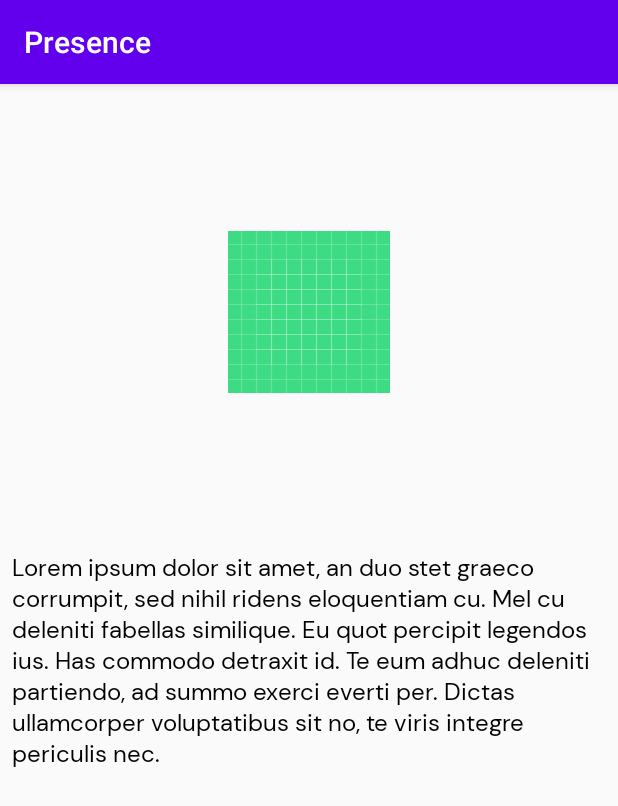
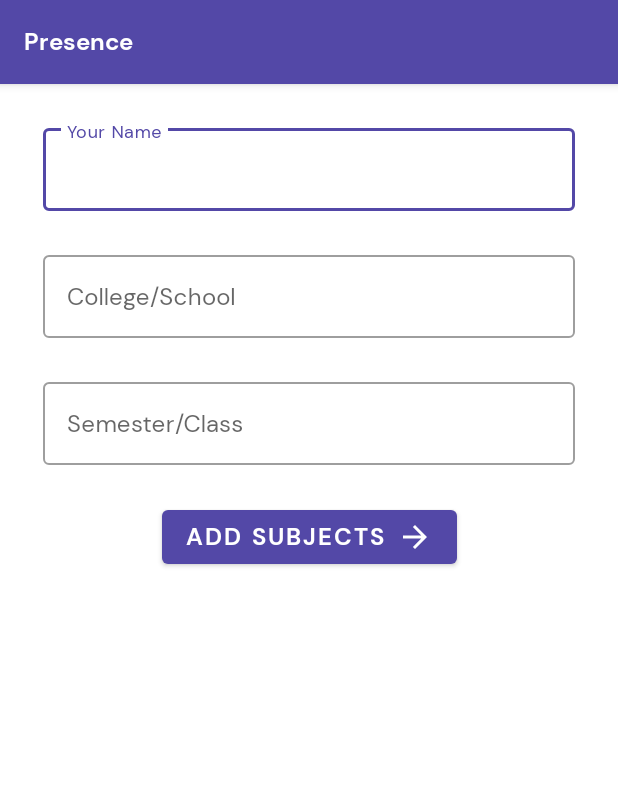
Before and after one commit to pratapnik/Presence, an Android app: the screen it shows after launch (MainActivity before the commit, UserDetailsActivity after it), on a phone screen of 412 x 824 dp. Shown: the top 806 px of the screen. Run offline under Robolectric (Android 15) with nearby library versions, the light colour scheme and no system bars.

Commit message:
Added user details screen

```diff
--- a/app/src/main/AndroidManifest.xml
+++ b/app/src/main/AndroidManifest.xml
@@ -9,7 +9,7 @@
         android:roundIcon="@mipmap/ic_launcher_round"
         android:supportsRtl="true"
         android:theme="@style/AppTheme">
-        <activity android:name=".MainActivity">
+        <activity android:name=".UserDetailsActivity">
             <intent-filter>
                 <action android:name="android.intent.action.MAIN" />
 
--- a/app/src/main/java/com/example/presence/MainActivity.kt
+++ b/app/src/main/java/com/example/presence/UserDetailsActivity.kt
@@ -2,14 +2,11 @@ package com.example.presence
 
 import androidx.appcompat.app.AppCompatActivity
 import android.os.Bundle
-import android.widget.Toast
 
-class MainActivity : AppCompatActivity() {
+class UserDetailsActivity : AppCompatActivity() {
 
     override fun onCreate(savedInstanceState: Bundle?) {
         super.onCreate(savedInstanceState)
-        setContentView(R.layout.activity_main)
-
-        Toast.makeText(this, "Welcome to Presence", Toast.LENGTH_LONG).show()
+        setContentView(R.layout.activity_user_details)
     }
 }
--- /dev/null
+++ b/app/src/main/res/drawable/ic_arrow_forward.xml
@@ -0,0 +1,5 @@
+<vector android:height="24dp" android:tint="#FFFFFF"
+    android:viewportHeight="24.0" android:viewportWidth="24.0"
+    android:width="24dp" xmlns:android="http://schemas.android.com/apk/res/android">
+    <path android:fillColor="#FF000000" android:pathData="M12,4l-1.41,1.41L16.17,11H4v2h12.17l-5.58,5.59L12,20l8,-8z"/>
+</vector>
--- a/app/src/main/res/layout/activity_main.xml
+++ /dev/null
@@ -1,32 +0,0 @@
-<?xml version="1.0" encoding="utf-8"?>
-<androidx.constraintlayout.widget.ConstraintLayout xmlns:android="http://schemas.android.com/apk/res/android"
-    xmlns:app="http://schemas.android.com/apk/res-auto"
-    xmlns:tools="http://schemas.android.com/tools"
-    android:layout_width="match_parent"
-    android:layout_height="match_parent"
-    tools:context=".MainActivity">
-
-    <ImageView
-        android:layout_width="wrap_content"
-        android:layout_height="wrap_content"
-        android:src="@drawable/ic_launcher_background"
-        app:layout_constraintBottom_toTopOf="@id/tvAppTitle"
-        app:layout_constraintEnd_toEndOf="parent"
-        app:layout_constraintStart_toStartOf="parent"
-        app:layout_constraintTop_toTopOf="parent" />
-
-    <TextView
-        android:id="@+id/tvAppTitle"
-        android:layout_width="wrap_content"
-        android:layout_height="wrap_content"
-        android:padding="@dimen/padding_eight_dp"
-        android:textSize="@dimen/text_sixteen_sp"
-        android:textColor="#000000"
-        android:fontFamily="@font/font_regular"
-        android:text="Lorem ipsum dolor sit amet, an duo stet graeco corrumpit, sed nihil ridens eloquentiam cu. Mel cu deleniti fabellas similique. Eu quot percipit legendos ius. Has commodo detraxit id. Te eum adhuc deleniti partiendo, ad summo exerci everti per. Dictas ullamcorper voluptatibus sit no, te viris integre periculis nec."
-        app:layout_constraintBottom_toBottomOf="parent"
-        app:layout_constraintLeft_toLeftOf="parent"
-        app:layout_constraintRight_toRightOf="parent"
-        app:layout_constraintTop_toTopOf="parent" />
-
-</androidx.constraintlayout.widget.ConstraintLayout>
--- /dev/null
+++ b/app/src/main/res/layout/activity_user_details.xml
@@ -0,0 +1,102 @@
+<?xml version="1.0" encoding="utf-8"?>
+<androidx.constraintlayout.widget.ConstraintLayout xmlns:android="http://schemas.android.com/apk/res/android"
+    xmlns:app="http://schemas.android.com/apk/res-auto"
+    xmlns:tools="http://schemas.android.com/tools"
+    android:layout_width="match_parent"
+    android:layout_height="match_parent"
+    android:background="#FFFFFF"
+    tools:context=".UserDetailsActivity">
+
+    <androidx.constraintlayout.widget.Guideline
+        android:id="@+id/glVerticalLeft"
+        android:layout_width="wrap_content"
+        android:layout_height="wrap_content"
+        android:orientation="vertical"
+        app:layout_constraintGuide_percent="0.07"
+        />
+
+    <androidx.constraintlayout.widget.Guideline
+        android:id="@+id/glVerticalRight"
+        android:layout_width="wrap_content"
+        android:layout_height="wrap_content"
+        android:orientation="vertical"
+        app:layout_constraintGuide_percent="0.93"
+        />
+
+    <com.google.android.material.textfield.TextInputLayout
+        android:id="@+id/otfUserName"
+        android:layout_width="0dp"
+        android:layout_height="wrap_content"
+        android:hint="@string/label_your_name_hint"
+        android:layout_marginTop="@dimen/margin_twenty_four_dp"
+        app:layout_constraintStart_toStartOf="@id/glVerticalLeft"
+        app:layout_constraintEnd_toStartOf="@id/glVerticalRight"
+        app:layout_constraintTop_toTopOf="parent"
+        app:layout_constraintBottom_toTopOf="@id/otfInstitutionName"
+        style="@style/Widget.MaterialComponents.TextInputLayout.OutlinedBox">
+
+        <com.google.android.material.textfield.TextInputEditText
+            android:layout_width="match_parent"
+            android:layout_height="wrap_content"
+            android:fontFamily="@font/font_regular"
+            />
+
+    </com.google.android.material.textfield.TextInputLayout>
+
+    <com.google.android.material.textfield.TextInputLayout
+        android:id="@+id/otfInstitutionName"
+        android:layout_width="0dp"
+        android:layout_height="wrap_content"
+        android:hint="@string/label_institution_name_hint"
+        android:layout_marginTop="@dimen/margin_twenty_four_dp"
+        app:layout_constraintStart_toStartOf="@id/glVerticalLeft"
+        app:layout_constraintEnd_toStartOf="@id/glVerticalRight"
+        app:layout_constraintTop_toBottomOf="@id/otfUserName"
+        app:layout_constraintBottom_toTopOf="@id/otfClass"
+        style="@style/Widget.MaterialComponents.TextInputLayout.OutlinedBox">
+
+        <com.google.android.material.textfield.TextInputEditText
+            android:layout_width="match_parent"
+            android:layout_height="wrap_content"
+            android:fontFamily="@font/font_regular"
+
+            />
+
+    </com.google.android.material.textfield.TextInputLayout>
+
+    <com.google.android.material.textfield.TextInputLayout
+        android:id="@+id/otfClass"
+        android:layout_width="0dp"
+        android:layout_height="wrap_content"
+        android:hint="@string/label_class_hint"
+        android:layout_marginTop="@dimen/margin_twenty_four_dp"
+        app:layout_constraintStart_toStartOf="@id/glVerticalLeft"
+        app:layout_constraintEnd_toStartOf="@id/glVerticalRight"
+        app:layout_constraintTop_toBottomOf="@id/otfInstitutionName"
+        app:layout_constraintBottom_toTopOf="@id/btnAddSubjects"
+        style="@style/Widget.MaterialComponents.TextInputLayout.OutlinedBox">
+
+        <com.google.android.material.textfield.TextInputEditText
+            android:layout_width="match_parent"
+            android:layout_height="wrap_content"
+            android:fontFamily="@font/font_regular"
+            android:inputType="number"
+            />
+
+    </com.google.android.material.textfield.TextInputLayout>
+
+    <Button
+        android:id="@+id/btnAddSubjects"
+        android:layout_width="wrap_content"
+        android:layout_height="wrap_content"
+        android:fontFamily="@font/font_bold"
+        android:textSize="@dimen/text_sixteen_sp"
+        android:layout_marginTop="@dimen/margin_twenty_four_dp"
+        android:drawableEnd="@drawable/ic_arrow_forward"
+        android:text="@string/label_add_subjects_button"
+        app:layout_constraintTop_toBottomOf="@id/otfClass"
+        app:layout_constraintStart_toStartOf="@id/otfClass"
+        app:layout_constraintEnd_toEndOf="@id/otfClass"
+        />
+
+</androidx.constraintlayout.widget.ConstraintLayout>
--- a/app/src/main/res/values/colors.xml
+++ b/app/src/main/res/values/colors.xml
@@ -1,7 +1,7 @@
 <?xml version="1.0" encoding="utf-8"?>
 <resources>
-    <color name="colorPrimary">#6200EE</color>
-    <color name="colorPrimaryDark">#3700B3</color>
+    <color name="colorPrimary">#5348A7</color>
+    <color name="colorPrimaryDark">#5348A7</color>
     <color name="colorAccent">#03DAC5</color>
     <color name="color_app_icon_background">#38C5FC</color>
 </resources>
--- a/app/src/main/res/values/dimens.xml
+++ b/app/src/main/res/values/dimens.xml
@@ -2,4 +2,7 @@
 <resources>
     <dimen name="padding_eight_dp">8dp</dimen>
     <dimen name="text_sixteen_sp">16sp</dimen>
+    <dimen name="margin_twenty_four_dp">24dp</dimen>
+    <dimen name="text_twenty_sp">16sp</dimen>
+    <dimen name="margin_twelve_dp">12dp</dimen>
 </resources>
--- a/app/src/main/res/values/strings.xml
+++ b/app/src/main/res/values/strings.xml
@@ -1,3 +1,9 @@
 <resources>
     <string name="app_name">Presence</string>
+    <string name="label_your_name_hint">Your Name</string>
+    <string name="label_institution_name_hint">College/School</string>
+    <string name="label_class_hint">Semester/Class</string>
+    <string name="label_add_subjects_button">Add Subjects</string>
+    <string name="label_user_details_activity">Education</string>
+
 </resources>
--- a/app/src/main/res/values/styles.xml
+++ b/app/src/main/res/values/styles.xml
@@ -1,11 +1,21 @@
 <resources>
 
     <!-- Base application theme. -->
-    <style name="AppTheme" parent="Theme.AppCompat.Light.DarkActionBar">
+    <style name="AppTheme" parent="Theme.MaterialComponents.Light.DarkActionBar">
         <!-- Customize your theme here. -->
+        <item name="actionBarStyle">@style/Theme.AppLib.ActionBar.Solid</item>
         <item name="colorPrimary">@color/colorPrimary</item>
         <item name="colorPrimaryDark">@color/colorPrimaryDark</item>
         <item name="colorAccent">@color/colorAccent</item>
     </style>
 
+    <style name="Theme.AppLib.ActionBar.Solid" parent="@style/Widget.AppCompat.Light.ActionBar.Solid">
+        <item name="background">@color/colorPrimary</item>
+        <item name="titleTextStyle">@style/Theme.AppLib.ActionBar.TitleTextStyle</item>
+    </style>
+    <style name="Theme.AppLib.ActionBar.TitleTextStyle" parent="">
+        <item name="android:textSize">@dimen/text_twenty_sp</item>
+        <item name="fontFamily">@font/font_bold</item>
+    </style>
+
 </resources>
```
